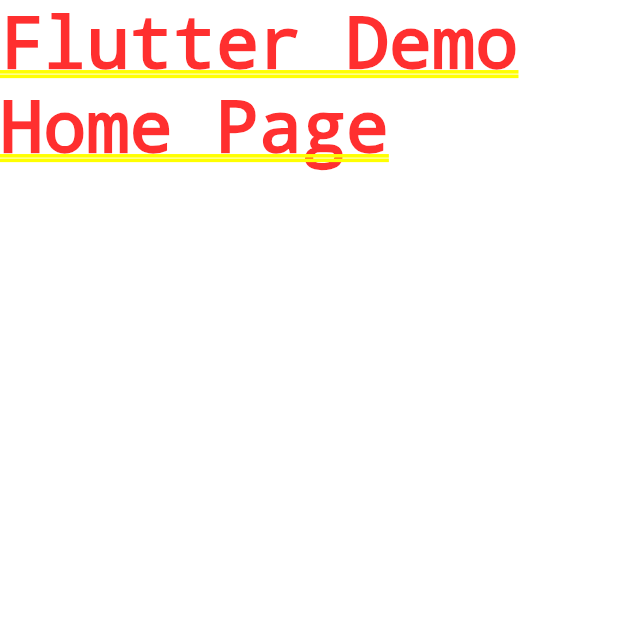
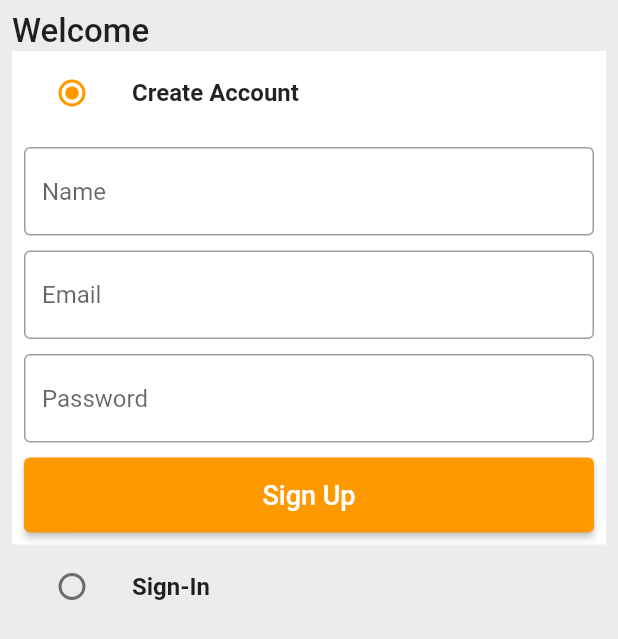
Before and after one commit to shubhamsingh74/Amazon-Clone, a Flutter app: the screen it shows after launch, on a phone screen of 412 x 824 dp. Shown: the top 639 px of the screen. Run offline on Flutter 3.47's test engine with Material 2 defaults, Android fonts, the phone set to English and light mode, and no system bars.

Commit message:
AuthScreen

```diff
--- /dev/null
+++ b/lib/common/widgets/custom_button.dart
@@ -0,0 +1,19 @@
+import 'package:flutter/material.dart';
+
+class CustomButton extends StatelessWidget {
+  final String text;
+  final VoidCallback onTap;
+  const CustomButton({Key? key, required this.text, required this.onTap})
+      : super(key: key);
+
+  @override
+  Widget build(BuildContext context) {
+    return ElevatedButton(
+      onPressed: onTap,
+      style: ElevatedButton.styleFrom(
+        minimumSize: const Size(double.infinity, 50),
+      ),
+      child: Text(text,style: const TextStyle(fontSize: 18,fontWeight: FontWeight.w500),),
+    );
+  }
+}
--- /dev/null
+++ b/lib/common/widgets/custom_textfield.dart
@@ -0,0 +1,30 @@
+import 'package:amazon_clone/constants/global_variables.dart';
+import 'package:flutter/material.dart';
+
+class CustomTextField extends StatelessWidget {
+  final TextEditingController controller;
+  final String hintText;
+  const CustomTextField({Key? key, required this.controller, required this.hintText}) : super(key: key);
+
+  @override
+  Widget build(BuildContext context) {
+    return TextFormField(
+      controller: controller,
+      decoration:  InputDecoration(
+        hintText: hintText,
+        border:const OutlineInputBorder(
+          borderSide: BorderSide(
+            color: GlobalVariables.secondaryColor,
+          ),
+        ),
+        enabledBorder:const OutlineInputBorder(
+          borderSide: BorderSide(
+            color: Colors.black38,
+          ),
+        ),
+      ),
+      // ignore: body_might_complete_normally_nullable
+      validator: (val) {},
+    );
+  }
+}
--- /dev/null
+++ b/lib/constants/global_variables.dart
@@ -0,0 +1,52 @@
+import 'package:flutter/material.dart';
+
+String uri = 'http://<yourip>:3000';
+
+class GlobalVariables {
+  // COLORS
+  static const appBarGradient = LinearGradient(
+    colors: [
+      Color.fromARGB(255, 29, 201, 192),
+      Color.fromARGB(255, 125, 221, 216),
+    ],
+    stops: [0.5, 1.0],
+  );
+
+  static const secondaryColor = Color.fromRGBO(255, 153, 0, 1);
+  static const backgroundColor = Colors.white;
+  static const Color greyBackgroundCOlor = Color(0xffebecee);
+  static var selectedNavBarColor = Colors.cyan[800]!;
+  static const unselectedNavBarColor = Colors.black87;
+
+  // STATIC IMAGES
+  static const List<String> carouselImages = [
+    'https://images-eu.ssl-images-amazon.com/images/G/31/img21/Wireless/WLA/TS/D37847648_Accessories_savingdays_Jan22_Cat_PC_1500.jpg',
+    'https://images-eu.ssl-images-amazon.com/images/G/31/img2021/Vday/bwl/English.jpg',
+    'https://images-eu.ssl-images-amazon.com/images/G/31/img22/Wireless/AdvantagePrime/BAU/14thJan/D37196025_IN_WL_AdvantageJustforPrime_Jan_Mob_ingress-banner_1242x450.jpg',
+    'https://images-na.ssl-images-amazon.com/images/G/31/Symbol/2020/00NEW/1242_450Banners/PL31_copy._CB432483346_.jpg',
+    'https://images-na.ssl-images-amazon.com/images/G/31/img21/shoes/September/SSW/pc-header._CB641971330_.jpg',
+  ];
+
+  static const List<Map<String, String>> categoryImages = [
+    {
+      'title': 'Mobiles',
+      'image': 'assets/images/mobiles.jpeg',
+    },
+    {
+      'title': 'Essentials',
+      'image': 'assets/images/essentials.jpeg',
+    },
+    {
+      'title': 'Appliances',
+      'image': 'assets/images/appliances.jpeg',
+    },
+    {
+      'title': 'Books',
+      'image': 'assets/images/books.jpeg',
+    },
+    {
+      'title': 'Fashion',
+      'image': 'assets/images/fashion.jpeg',
+    },
+  ];
+}
--- /dev/null
+++ b/lib/features/auth/screens/auth_screen.dart
@@ -0,0 +1,150 @@
+import 'package:amazon_clone/common/widgets/custom_button.dart';
+import 'package:amazon_clone/common/widgets/custom_textfield.dart';
+import 'package:amazon_clone/constants/global_variables.dart';
+import 'package:flutter/material.dart';
+
+enum Auth {
+  signin,
+  signup,
+}
+
+class AuthScreen extends StatefulWidget {
+  static const String routeName = '/auth-screen';
+  const AuthScreen({Key? key}) : super(key: key);
+
+  @override
+  State<AuthScreen> createState() => _AuthScreenState();
+}
+
+class _AuthScreenState extends State<AuthScreen> {
+  Auth _auth = Auth.signup;
+  final _signUpFormKey = GlobalKey<FormState>();
+  final _signInFormKey = GlobalKey<FormState>();
+  final TextEditingController _emailController = TextEditingController();
+  final TextEditingController _passwordController = TextEditingController();
+  final TextEditingController _nameController = TextEditingController();
+
+  @override
+  void dispose() {
+    super.dispose();
+    _emailController.dispose();
+    _passwordController.dispose();
+    _nameController.dispose();
+  }
+
+  @override
+  Widget build(BuildContext context) {
+    return Scaffold(
+      resizeToAvoidBottomInset: false,
+        backgroundColor: GlobalVariables.greyBackgroundCOlor,
+        body: SafeArea(
+          child: Padding(
+            padding: const EdgeInsets.all(8.0),
+            child: Column(
+              crossAxisAlignment: CrossAxisAlignment.start,
+              children: [
+                const Text(
+                  'Welcome',
+                  style: TextStyle(fontSize: 22, fontWeight: FontWeight.w500),
+                ),
+                ListTile(
+                  tileColor: _auth == Auth.signup
+                      ? GlobalVariables.backgroundColor
+                      : GlobalVariables.greyBackgroundCOlor,
+                  title: const Text(
+                    'Create Account',
+                    style: TextStyle(fontWeight: FontWeight.bold),
+                  ),
+                  leading: Radio(
+                    activeColor: GlobalVariables.secondaryColor,
+                    value: Auth.signup,
+                    groupValue: _auth,
+                    onChanged: (Auth? val) {
+                      setState(() {
+                        _auth = val!;
+                      });
+                    },
+                  ),
+                ),
+                if (_auth == Auth.signup)
+                  Container(
+                    padding: const EdgeInsets.all(8.0),
+                    color: GlobalVariables.backgroundColor,
+                    child: Form(
+                      key: _signUpFormKey,
+                      child: Column(
+                        children: [
+                          CustomTextField(
+                              controller: _nameController, hintText: 'Name'),
+                          const SizedBox(
+                            height: 10,
+                          ),
+                          CustomTextField(
+                            controller: _emailController,
+                            hintText: 'Email',
+                          ),
+                          const SizedBox(
+                            height: 10,
+                          ),
+                          CustomTextField(
+                              controller: _passwordController,
+                              hintText: 'Password'),
+                          const SizedBox(
+                            height: 10,
+                          ),
+                          CustomButton(text: 'Sign Up', onTap: () {})
+                        ],
+                      ),
+                    ),
+                  ),
+                ListTile(
+                  tileColor: _auth == Auth.signin
+                      ? GlobalVariables.backgroundColor
+                      : GlobalVariables.greyBackgroundCOlor,
+                  title: const Text(
+                    'Sign-In',
+                    style: TextStyle(fontWeight: FontWeight.bold),
+                  ),
+                  leading: Radio(
+                    activeColor: GlobalVariables.secondaryColor,
+                    value: Auth.signin,
+                    groupValue: _auth,
+                    onChanged: (Auth? val) {
+                      setState(() {
+                        _auth = val!;
+                      });
+                    },
+                  ),
+                ),
+                if (_auth == Auth.signin)
+                  Container(
+                    padding: const EdgeInsets.all(8.0),
+                    color: GlobalVariables.backgroundColor,
+                    child: Form(
+                      key: _signInFormKey,
+                      child: Column(
+                        children: [
+                          CustomTextField(
+                            controller: _emailController,
+                            hintText: 'Email',
+                          ),
+                          const SizedBox(
+                            height: 10,
+                          ),
+                          CustomTextField(
+                              controller: _passwordController,
+                              hintText: 'Password'),
+                          const SizedBox(
+                            height: 10,
+                          ),
+                          CustomButton(text: 'Sign In', onTap: () {})
+                        ],
+                      ),
+                    ),
+                  ),
+              ],
+            ),
+          ),
+        ));
+  }
+}
--- a/lib/main.dart
+++ b/lib/main.dart
@@ -1,3 +1,6 @@
+import 'package:amazon_clone/constants/global_variables.dart';
+import 'package:amazon_clone/features/auth/screens/auth_screen.dart';
+import 'package:amazon_clone/router.dart';
 import 'package:flutter/material.dart';
 
 void main() {
@@ -7,15 +10,24 @@ void main() {
 class MyApp extends StatelessWidget {
   const MyApp({super.key});
 
-  // This widget is the root of your application.
   @override
   Widget build(BuildContext context) {
     return MaterialApp(
-      title: 'Flutter Demo',
+      debugShowCheckedModeBanner: false,
+      title: 'Amazon',
       theme: ThemeData(
-        primarySwatch: Colors.blue,
+        appBarTheme: const AppBarTheme(
+          elevation: 0,
+          iconTheme: IconThemeData(
+            color: Colors.black,
+          ),
+        ),
+        scaffoldBackgroundColor: GlobalVariables.backgroundColor,
+        colorScheme:
+            const ColorScheme.light(primary: GlobalVariables.secondaryColor),
       ),
-      home: const Text( 'Flutter Demo Home Page'),
+      onGenerateRoute: (settings) => generateRoute(settings),
+      home: const AuthScreen(),
     );
   }
 }
--- /dev/null
+++ b/lib/router.dart
@@ -0,0 +1,19 @@
+import 'package:amazon_clone/features/auth/screens/auth_screen.dart';
+import 'package:flutter/material.dart';
+
+Route<dynamic> generateRoute(RouteSettings routeSettings) {
+  switch (routeSettings.name) {
+    case AuthScreen.routeName:
+      return MaterialPageRoute(
+          settings: routeSettings, builder: (_) => const AuthScreen());
+    default:
+      return MaterialPageRoute(
+        settings: routeSettings,
+        builder: (_) => const Scaffold(
+          body: Center(
+            child: Text('screen is not available'),
+          ),
+        ),
+      );
+  }
+}
```
Also changed, not shown: 3 other files.
